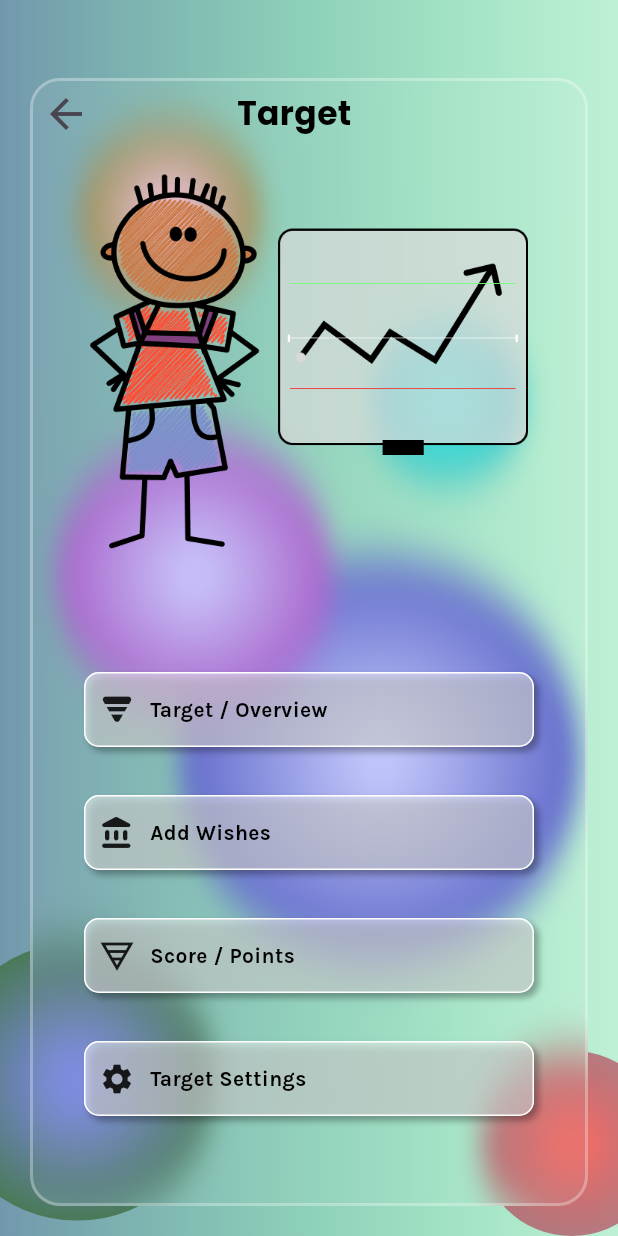
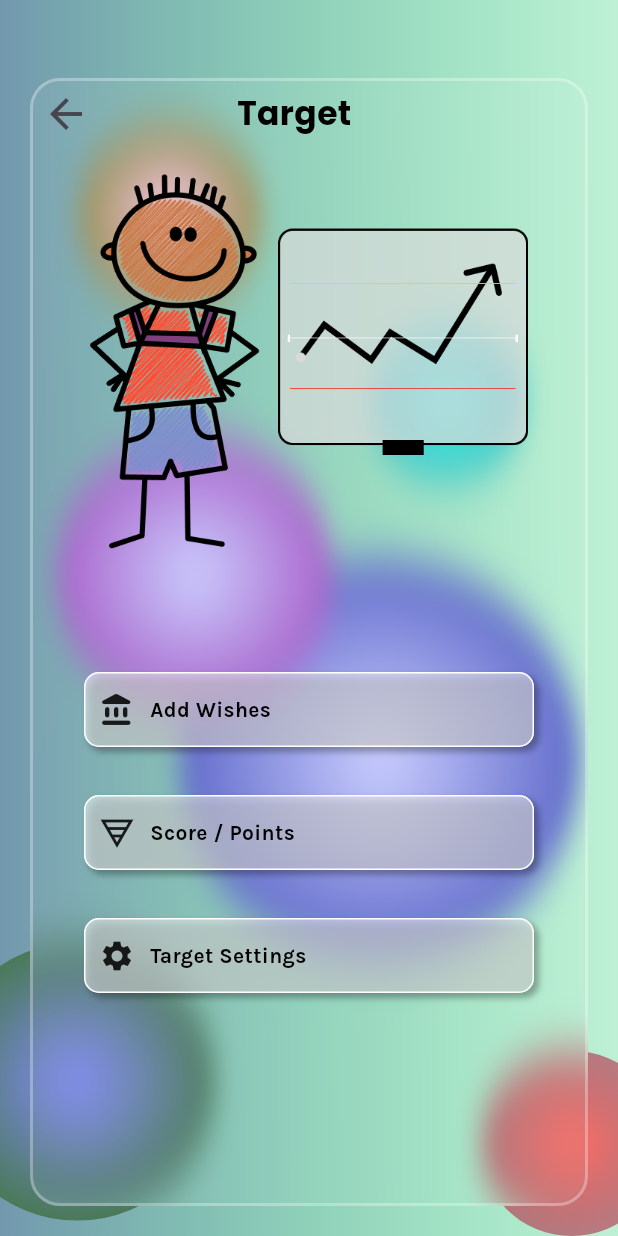
Before and after one commit to mfranky78/FamilyBoard, a Flutter app: the TargetPage screen opened by its route, on a phone screen of 412 x 824 dp. Run offline on Flutter 3.47's test engine with Material 3 defaults, Android fonts, the light colour scheme and no system bars; drawn by our look-alikes of glassmorphism; our stand-ins replace animated_splash_screen, cloud_firestore, equatable, firebase_auth, firebase_core, firebase_storage and 7 more; missing offline and left inert: flutter_simple_calculator, onboarding; accounts and stored records are empty.

Commit message:
delete pathe and button target overview

```diff
--- a/lib/target/target_page.dart
+++ b/lib/target/target_page.dart
@@ -42,11 +42,6 @@ class TargetPage extends StatelessWidget {
                 CustomButton(onTap: (){
                   Navigator.pushNamed(context, "/targetoverview");
                 },
-                icon: Icons.tornado_rounded,
-                text:  Text('Target / Overview',style: kTextHeadLine9)),
-                 CustomButton(onTap: (){
-                  Navigator.pushNamed(context, "/addtarget");
-                 },
                  icon: Icons.account_balance_rounded,
                  text:  Text('Add Wishes',style: kTextHeadLine9)),
                   CustomButton(onTap: (){
```
